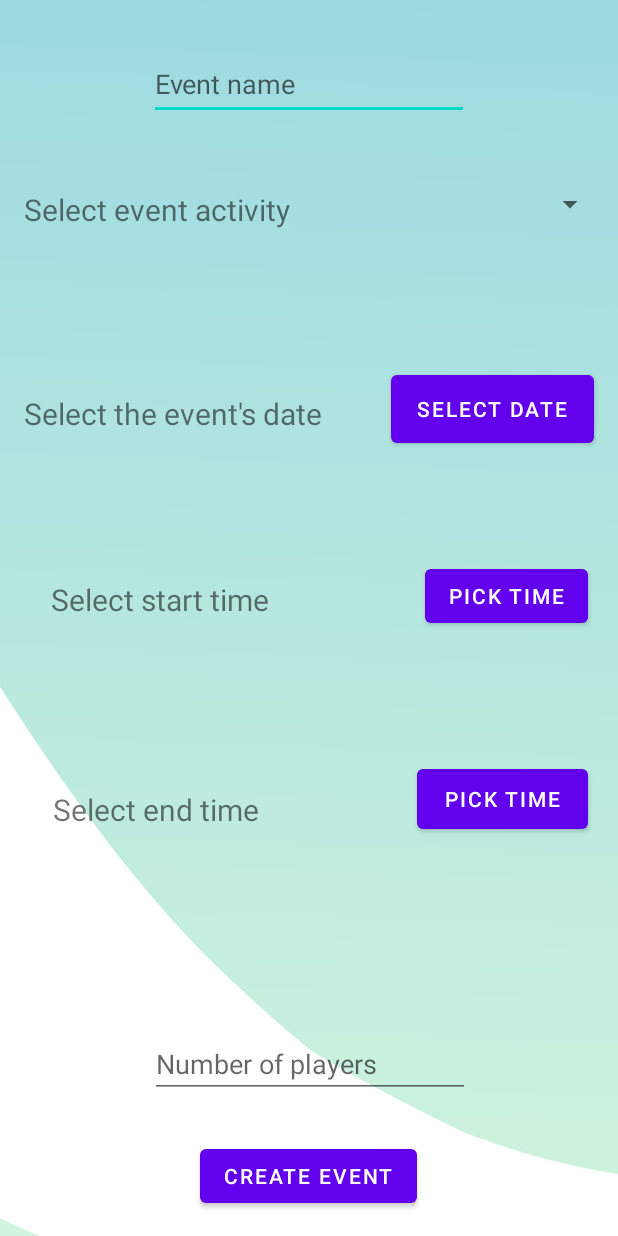
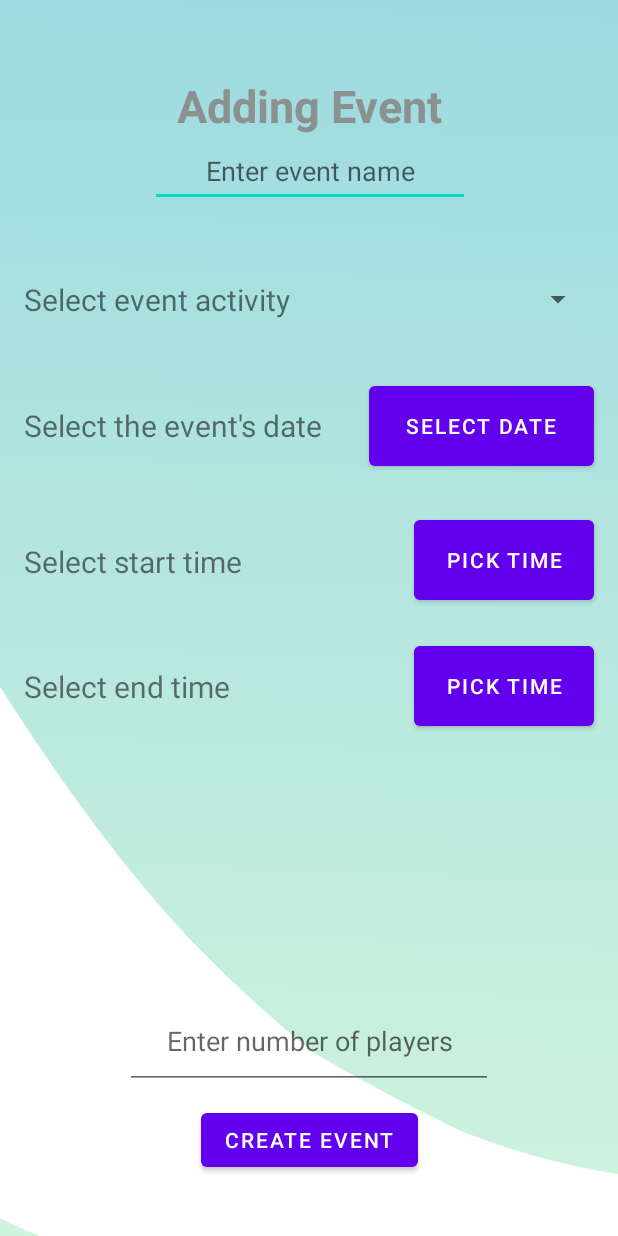
Before and after one commit to CodeMakesMeHowell/GameTime, an Android app: the layout activity_schedule_event.xml on its own in the app's theme, with its tools: preview values and no code run, on a phone screen of 412 x 824 dp. Run offline under Robolectric (Android 15) with nearby library versions, the phone set to English and light mode, and no system bars.

Commit message:
Fixed a bug with edit venue button, improved UI of Selection and Create Event activities.

```diff
--- a/app/src/main/java/com/example/gametime/SelectVenueActivity.java
+++ b/app/src/main/java/com/example/gametime/SelectVenueActivity.java
@@ -80,10 +80,11 @@ public class SelectVenueActivity extends AppCompatActivity implements VenueAdapt
             intent = new Intent(SelectVenueActivity.this, ScheduleEventActivity.class);
         else
             intent = new Intent(SelectVenueActivity.this, UpcomingEventsActivity.class);
-        intent.putExtra("venue_name", adapter.getItem(position).getName());
-        intent.putExtra("num_events", num_events);
-        intent.putExtra("activities", adapter.getItem(position).getActivities());
-        startActivity(intent);
+            intent.putExtra("venue_name", adapter.getItem(position).getName());
+            intent.putExtra("num_events", num_events);
+            intent.putExtra("activities", adapter.getItem(position).getActivities());
+            intent.putExtra("prev_activity", "Venues");
+            startActivity(intent);
 
     }
     public void onAddVenueBtnClick(View view) {
--- a/app/src/main/java/com/example/gametime/SelectionActivity.java
+++ b/app/src/main/java/com/example/gametime/SelectionActivity.java
@@ -7,6 +7,9 @@ import android.os.Bundle;
 import android.view.View;
 import android.widget.Button;
 import android.widget.TextView;
+import android.widget.Toast;
+
+import com.example.gametime.model.User;
 
 public class SelectionActivity extends AppCompatActivity {
 
@@ -24,6 +27,11 @@ public class SelectionActivity extends AppCompatActivity {
 
         TextView logOut = (TextView) findViewById(R.id.LogOutTxt);
 
+        if(User.currentUser.isAdmin())
+        {
+           venueBtn.setText("Manage Venues");
+        }
+
         venueBtn.setOnClickListener(new View.OnClickListener() {
             @Override
             public void onClick(View view) {
@@ -36,6 +44,7 @@ public class SelectionActivity extends AppCompatActivity {
             @Override
             public void onClick(View view) {
                 Intent intent = new Intent(SelectionActivity.this, UpcomingEventsActivity.class);
+                intent.putExtra("prev_activity", "Selection");
                 startActivity(intent);
             }
         });
@@ -53,6 +62,7 @@ public class SelectionActivity extends AppCompatActivity {
             public void onClick(View view) {
                 Intent intentSignIn = new Intent(SelectionActivity.this, MainActivity.class);
                 startActivity(intentSignIn);
+                Toast.makeText(SelectionActivity.this, "Successfully Logged Out", Toast.LENGTH_SHORT).show();
                 finish();
             }
         });
@@ -62,6 +72,7 @@ public class SelectionActivity extends AppCompatActivity {
     public void onBackPressed() {
         Intent intentSignIn = new Intent(SelectionActivity.this, MainActivity.class);
         startActivity(intentSignIn);
+        Toast.makeText(SelectionActivity.this, "Successfully Logged Out", Toast.LENGTH_SHORT).show();
         finish();
     }
 
--- a/app/src/main/java/com/example/gametime/UpcomingEventsActivity.java
+++ b/app/src/main/java/com/example/gametime/UpcomingEventsActivity.java
@@ -73,7 +73,7 @@ public class UpcomingEventsActivity extends AppCompatActivity {
             }
         });
 
-        if(!User.currentUser.isAdmin()) {
+        if(!User.currentUser.isAdmin() || getIntent().getStringExtra("prev_activity").equals("Selection")) {
             findViewById(R.id.admin_edit_venue_btn).setVisibility(View.GONE);
         }
     }
--- a/app/src/main/res/layout/activity_edit_venue.xml
+++ b/app/src/main/res/layout/activity_edit_venue.xml
@@ -4,6 +4,7 @@
     xmlns:tools="http://schemas.android.com/tools"
     android:layout_width="match_parent"
     android:layout_height="match_parent"
+    android:background="@drawable/background"
     tools:context=".EditVenueActivity">
 
     <androidx.recyclerview.widget.RecyclerView
--- a/app/src/main/res/layout/activity_schedule_event.xml
+++ b/app/src/main/res/layout/activity_schedule_event.xml
@@ -6,15 +6,30 @@
     android:layout_height="match_parent"
     android:background="@drawable/background">
 
+    <TextView
+        android:id="@+id/addEvent"
+        android:layout_width="match_parent"
+        android:layout_height="wrap_content"
+        android:layout_centerHorizontal="true"
+        android:layout_marginTop="50dp"
+        android:gravity="center"
+        android:text="Adding Event"
+        android:textColor="#8A918F"
+        android:textSize="30sp"
+        android:textStyle="bold"
+        app:layout_constraintTop_toTopOf="parent"
+        tools:layout_editor_absoluteX="10dp" />
+
     <Spinner
         android:id="@+id/activity_type_spinner"
         android:layout_width="165dp"
-        android:layout_height="56dp"
-        android:layout_marginTop="28dp"
+        android:layout_height="63dp"
+        android:layout_marginTop="30dp"
+        android:layout_marginEnd="4dp"
         android:textSize="20sp"
         app:layout_constraintEnd_toEndOf="parent"
-        app:layout_constraintHorizontal_bias="0.703"
-        app:layout_constraintStart_toEndOf="@+id/textView2"
+        app:layout_constraintHorizontal_bias="0.478"
+        app:layout_constraintStart_toEndOf="@+id/selectActivity"
         app:layout_constraintTop_toBottomOf="@+id/EventName"
         tools:ignore="SpeakableTextPresentCheck" />
 
@@ -22,32 +37,34 @@
         android:id="@+id/EventName"
         android:layout_width="wrap_content"
         android:layout_height="wrap_content"
-        android:layout_marginTop="32dp"
+        android:layout_centerHorizontal="true"
+        android:layout_marginTop="90dp"
         android:ems="10"
         android:hint="@string/event_name_placeholder"
         android:inputType="textPersonName"
         android:minHeight="48dp"
+        android:textAlignment="center"
         app:layout_constraintEnd_toEndOf="parent"
-        app:layout_constraintStart_toStartOf="parent"
+        app:layout_constraintHorizontal_bias="0.504"
+        app:layout_constraintStart_toStartOf="@id/addEvent"
         app:layout_constraintTop_toTopOf="parent" />
 
     <Button
         android:id="@+id/done"
         android:layout_width="wrap_content"
         android:layout_height="wrap_content"
-        android:layout_marginBottom="16dp"
+        android:layout_marginBottom="40dp"
         android:onClick="scheduleEvent"
         android:text="@string/create_event_button"
         app:layout_constraintBottom_toBottomOf="parent"
         app:layout_constraintEnd_toEndOf="parent"
-        app:layout_constraintHorizontal_bias="0.498"
         app:layout_constraintStart_toStartOf="parent" />
 
     <Button
         android:id="@+id/select_date_button"
-        android:layout_width="135dp"
-        android:layout_height="57dp"
-        android:layout_marginTop="80dp"
+        android:layout_width="150dp"
+        android:layout_height="65dp"
+        android:layout_marginTop="20dp"
         android:layout_marginEnd="16dp"
         android:onClick="displayDatePicker"
         android:text="@string/pick_date"
@@ -57,9 +74,9 @@
     <TextView
         android:id="@+id/selected_date"
         android:layout_width="203dp"
-        android:layout_height="64dp"
+        android:layout_height="65dp"
         android:layout_marginStart="16dp"
-        android:layout_marginTop="80dp"
+        android:layout_marginTop="20dp"
         android:layout_marginEnd="16dp"
         android:gravity="center_vertical"
         android:text="@string/date_placeholder"
@@ -73,8 +90,10 @@
         android:id="@+id/select_start_time_button"
         android:layout_width="wrap_content"
         android:layout_height="wrap_content"
-        android:layout_marginTop="72dp"
-        android:layout_marginEnd="20dp"
+        android:layout_marginTop="24dp"
+        android:layout_marginEnd="16dp"
+        android:width="120dp"
+        android:height="65dp"
         android:onClick="displayTimePicker"
         android:text="@string/time_button"
         app:layout_constraintEnd_toEndOf="parent"
@@ -82,65 +101,66 @@
 
     <TextView
         android:id="@+id/start_time"
-        android:layout_width="203dp"
-        android:layout_height="64dp"
-        android:layout_marginTop="60dp"
+        android:layout_width="205dp"
+        android:layout_height="65dp"
+        android:layout_marginTop="25dp"
         android:gravity="center_vertical"
         android:text="@string/start_time"
         android:textSize="20sp"
         app:layout_constraintEnd_toStartOf="@+id/select_start_time_button"
-        app:layout_constraintHorizontal_bias="0.423"
+        app:layout_constraintHorizontal_bias="0.228"
         app:layout_constraintStart_toStartOf="parent"
         app:layout_constraintTop_toBottomOf="@+id/selected_date" />
 
     <TextView
         android:id="@+id/end_time"
-        android:layout_width="203dp"
-        android:layout_height="64dp"
+        android:layout_width="200dp"
+        android:layout_height="66dp"
+        android:layout_marginTop="17dp"
+        android:layout_marginBottom="30dp"
         android:gravity="center_vertical"
         android:text="@string/end_time"
         android:textSize="20sp"
         app:layout_constraintBottom_toTopOf="@+id/num_players_input"
         app:layout_constraintEnd_toStartOf="@+id/select_end_time_button"
-        app:layout_constraintHorizontal_bias="0.472"
+        app:layout_constraintHorizontal_bias="0.213"
         app:layout_constraintStart_toStartOf="parent"
         app:layout_constraintTop_toBottomOf="@+id/start_time"
-        app:layout_constraintVertical_bias="0.397" />
+        app:layout_constraintVertical_bias="0.0" />
 
     <Button
         android:id="@+id/select_end_time_button"
-        android:layout_width="114dp"
-        android:layout_height="52dp"
-        android:layout_marginTop="40dp"
-        android:layout_marginEnd="20dp"
+        android:layout_width="120dp"
+        android:layout_height="65dp"
+        android:layout_marginEnd="16dp"
         android:onClick="displayTimePicker"
         android:text="@string/time_button"
         app:layout_constraintBottom_toTopOf="@+id/num_players_input"
         app:layout_constraintEnd_toEndOf="parent"
-        app:layout_constraintTop_toBottomOf="@+id/select_start_time_button"
-        app:layout_constraintVertical_bias="0.262" />
+        app:layout_constraintTop_toTopOf="@+id/end_time"
+        app:layout_constraintVertical_bias="0.0" />
 
     <EditText
         android:id="@+id/num_players_input"
-        android:layout_width="wrap_content"
-        android:layout_height="wrap_content"
-        android:layout_marginBottom="28dp"
+        android:layout_width="245dp"
+        android:layout_height="64dp"
+        android:layout_marginBottom="10dp"
         android:ems="10"
         android:hint="@string/number_of_players"
         android:inputType="number"
+        android:textAlignment="center"
         app:layout_constraintBottom_toTopOf="@+id/done"
         app:layout_constraintEnd_toEndOf="parent"
-        app:layout_constraintHorizontal_bias="0.502"
         app:layout_constraintStart_toStartOf="parent" />
 
     <TextView
-        android:id="@+id/textView2"
+        android:id="@+id/selectActivity"
         android:layout_width="203dp"
         android:layout_height="64dp"
         android:layout_marginStart="16dp"
-        android:layout_marginTop="28dp"
+        android:layout_marginTop="30dp"
+        android:gravity="center_vertical"
         android:text="@string/activity_prompt"
-        android:gravity="center_vertical"
         android:textSize="20sp"
         app:layout_constraintStart_toStartOf="parent"
         app:layout_constraintTop_toBottomOf="@+id/EventName" />
--- a/app/src/main/res/layout/activity_selection.xml
+++ b/app/src/main/res/layout/activity_selection.xml
@@ -70,7 +70,7 @@
         android:layout_marginStart="58dp"
         android:layout_marginTop="352dp"
         android:backgroundTint="#8A918F"
-        android:text="@string/select_a_venue" />
+        android:text="View Venues" />
 
     <Button
         android:id="@+id/upcomingEventsButton"
--- a/app/src/main/res/values/strings.xml
+++ b/app/src/main/res/values/strings.xml
@@ -14,12 +14,12 @@
     <string name="signUplbl">Sign Up</string>
     <string name="pick_date">Select Date</string>
     <string name="date_placeholder">Select the event\'s date</string>
-    <string name="event_name_placeholder">Event name</string>
+    <string name="event_name_placeholder">Enter event name</string>
     <string name="create_event_button">Create Event</string>
     <string name="activity_prompt">Select event activity</string>
     <string name="time_button">Pick time</string>
     <string name="venues_list">Venues</string>
-    <string name="number_of_players">Number of players</string>
+    <string name="number_of_players">Enter number of players</string>
     <string name="end_time">Select end time</string>
     <string name="start_time">Select start time</string>
     <string name="addVenueBtnTxt">Add Venue</string>
```
